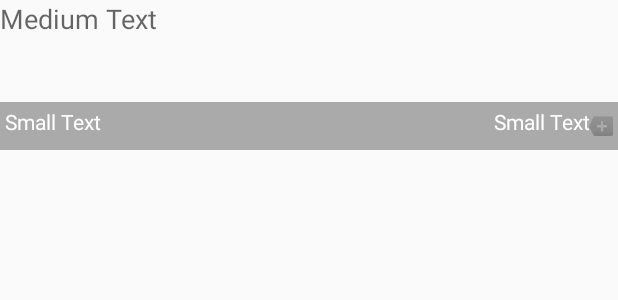
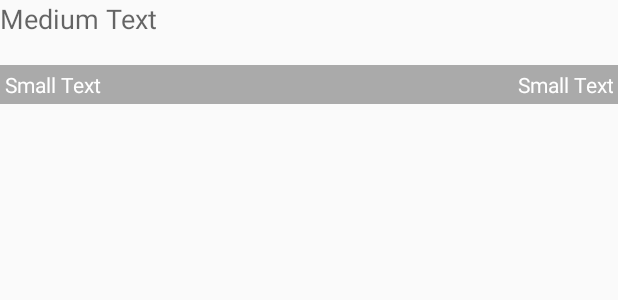
Before and after one commit to ckalpit/HelpAtUrDesk, an Android app: the layout list_item_questions.xml on its own in the app's theme, with its tools: preview values and no code run, on a phone screen of 412 x 824 dp. Shown: the top 300 px of the screen. Run offline under Robolectric (Android 15) with nearby library versions, the phone set to English and light mode, and no system bars.

Commit message:
UI improvements in questoins list view

```diff
--- a/app/src/main/java/com/digitalwebweaver/elearning/HelpAtUrDesk/QuestionsAdapter.java
+++ b/app/src/main/java/com/digitalwebweaver/elearning/HelpAtUrDesk/QuestionsAdapter.java
@@ -26,11 +26,12 @@ public class QuestionsAdapter extends CursorAdapter {
     @Override
     public void bindView(View view, Context context, Cursor cursor) {
         TextView QuestionView, QuestionType, dateModified;
+
         QuestionView = (TextView) view.findViewById(R.id.questionView);
         QuestionType = (TextView) view.findViewById(R.id.questionTag);
         dateModified = (TextView) view.findViewById(R.id.dateModified);
         QuestionView.setText(cursor.getString(QuestionsFragment.COL_QUESTION));
-        QuestionType.setText(cursor.getString(QuestionsFragment.COL_QUESTION_TAG));
+        QuestionType.setText("#"+cursor.getString(QuestionsFragment.COL_QUESTION_TAG)+"  ");
         dateModified.setText(cursor.getString(QuestionsFragment.COL_MODIFIED_DATE));
     }
 }
--- a/app/src/main/java/com/digitalwebweaver/elearning/HelpAtUrDesk/QuestionsFragment.java
+++ b/app/src/main/java/com/digitalwebweaver/elearning/HelpAtUrDesk/QuestionsFragment.java
@@ -68,7 +68,7 @@ public class QuestionsFragment extends Fragment implements LoaderManager.LoaderC
         Bundle intent = getActivity().getIntent().getExtras();
         if (intent.containsKey("subjectNameSlug")) {
             subjectSlug = intent.getString("subjectNameSlug");
-            getActivity().setTitle("Questions List ("+subjectSlug+")");
+            getActivity().setTitle("Questions List (" + subjectSlug + ")");
         }
         mQuestionAdapter = new QuestionsAdapter(getActivity(), null, 0);
         final ListView listView = (ListView) rootView.findViewById(R.id.ListView_Questions);
@@ -92,7 +92,7 @@ public class QuestionsFragment extends Fragment implements LoaderManager.LoaderC
     @Override
     public void onStart() {
         super.onStart();
-      //  updateQuestions();
+        //  updateQuestions();
     }
 
     private void updateQuestions() {
@@ -128,7 +128,7 @@ public class QuestionsFragment extends Fragment implements LoaderManager.LoaderC
                 QUESTION_VIEW_COLUMNS,
                 BlogPostEntry.COLUMN_POST_CATEGORY + " = ?",
                 new String[]{subjectSlug},
-                null);
+                BlogPostEntry.COLUMN_POST_MODIFIED + " DESC");
     }
 
     @Override
--- a/app/src/main/res/layout/list_item_questions.xml
+++ b/app/src/main/res/layout/list_item_questions.xml
@@ -1,9 +1,11 @@
 <?xml version="1.0" encoding="utf-8"?>
-<LinearLayout xmlns:android="http://schemas.android.com/apk/res/android"
+<RelativeLayout xmlns:android="http://schemas.android.com/apk/res/android"
     android:orientation="vertical"
     android:minHeight="?android:listPreferredItemHeight"
     android:layout_width="match_parent"
-    android:layout_height="match_parent">
+    android:layout_height="match_parent"
+    android:paddingBottom="5dp">
+
 
     <TextView
         android:layout_width="match_parent"
@@ -11,21 +13,18 @@
         android:textAppearance="?android:attr/textAppearanceMedium"
         android:text="Medium Text"
         android:id="@+id/questionView"
-        android:layout_gravity="center_horizontal"
-        android:layout_alignParentLeft="true"
-        android:layout_marginLeft="0dp"
+        android:minHeight="43dip"
         android:layout_alignParentTop="true"
-        android:layout_marginTop="0dp" />
+        android:layout_centerHorizontal="true" />
+
 
     <TableRow
         android:layout_width="fill_parent"
         android:layout_height="wrap_content"
-        android:layout_gravity="bottom"
-        android:gravity="bottom"
         android:layout_alignParentLeft="true"
         android:layout_marginLeft="0dp"
-        android:layout_alignParentTop="true"
-        android:layout_marginTop="43dp">
+        android:layout_below="@id/questionView">
+
         <TextView
             android:layout_width="wrap_content"
             android:layout_height="fill_parent"
@@ -37,19 +36,18 @@
             android:gravity="left"
             android:padding="3dip"
             android:id="@+id/dateModified" />
+
         <TextView
             android:layout_width="wrap_content"
             android:layout_height="wrap_content"
             android:textColor="@android:color/white"
             android:layout_weight="1"
-            android:drawableRight="@android:drawable/stat_notify_more"
             android:background="@android:color/darker_gray"
             android:textAppearance="?android:attr/textAppearanceSmall"
             android:text="Small Text"
             android:gravity="right"
             android:padding="3dip"
             android:id="@+id/questionTag" />
-        </TableRow>
+    </TableRow>
 
-
-</LinearLayout>
+</RelativeLayout>
```
